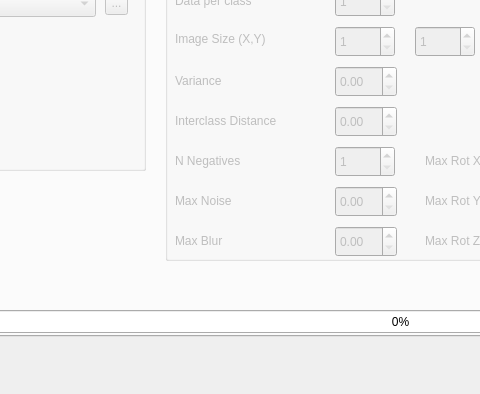
The window that src/gui/mainwindow.ui (JdeRobot/cv-MachineLearning) describes before a commit, drawn with Qt 5; both pictures show x 180 to 660 and y 280 to 674 of the 1141 by 674 pixel window.
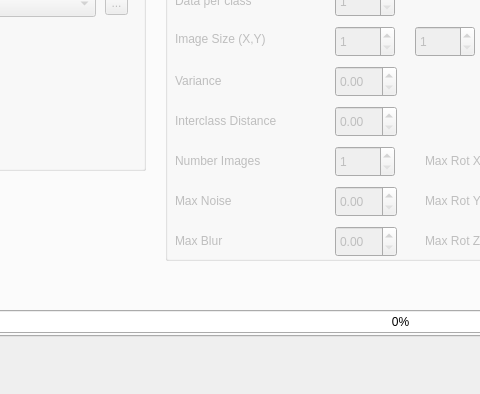
The same window after the commit. The open tabs and pages were chosen to show the change.

The edit to the form file:
```diff
--- a/src/gui/mainwindow.ui
+++ b/src/gui/mainwindow.ui
@@ -1601,7 +1601,7 @@
              </rect>
             </property>
             <property name="text">
-             <string>N Negatives</string>
+             <string>Number Images</string>
             </property>
            </widget>
            <widget class="QLabel" name="i_label_maxnoise">
```
Left out of the diff: 22 changed lines with no effect on the pictures.
